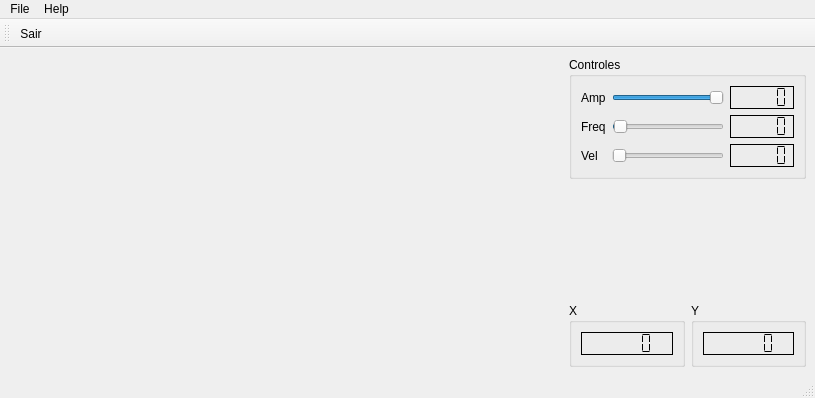
Above: senoQt/mainwindow.ui from agostinhobritojr/dca3303 before the change. Below: the same form after it.
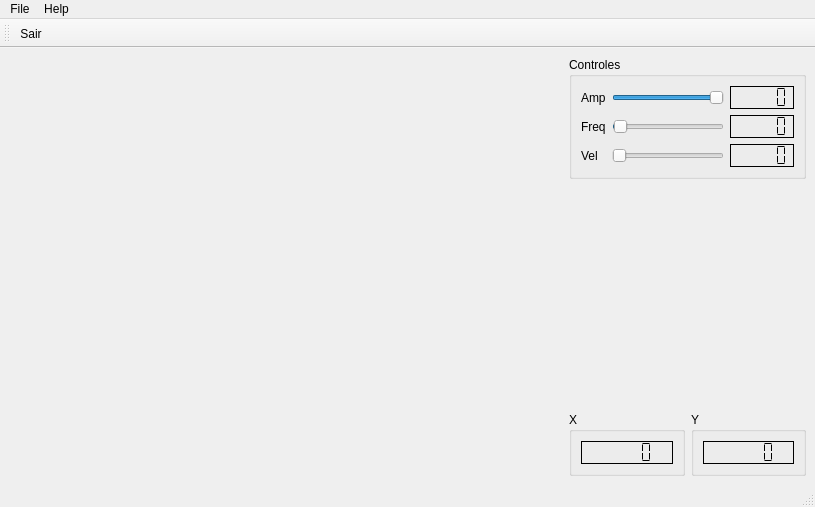
That is the form after the change. Icons and pictures are not drawn. Custom widgets are drawn as their Qt base class.

What changed in the file:
```diff
--- a/senoQt/mainwindow.ui
+++ b/senoQt/mainwindow.ui
@@ -7,7 +7,7 @@
     <x>0</x>
     <y>0</y>
     <width>815</width>
-    <height>398</height>
+    <height>507</height>
    </rect>
   </property>
   <property name="windowTitle">
```
